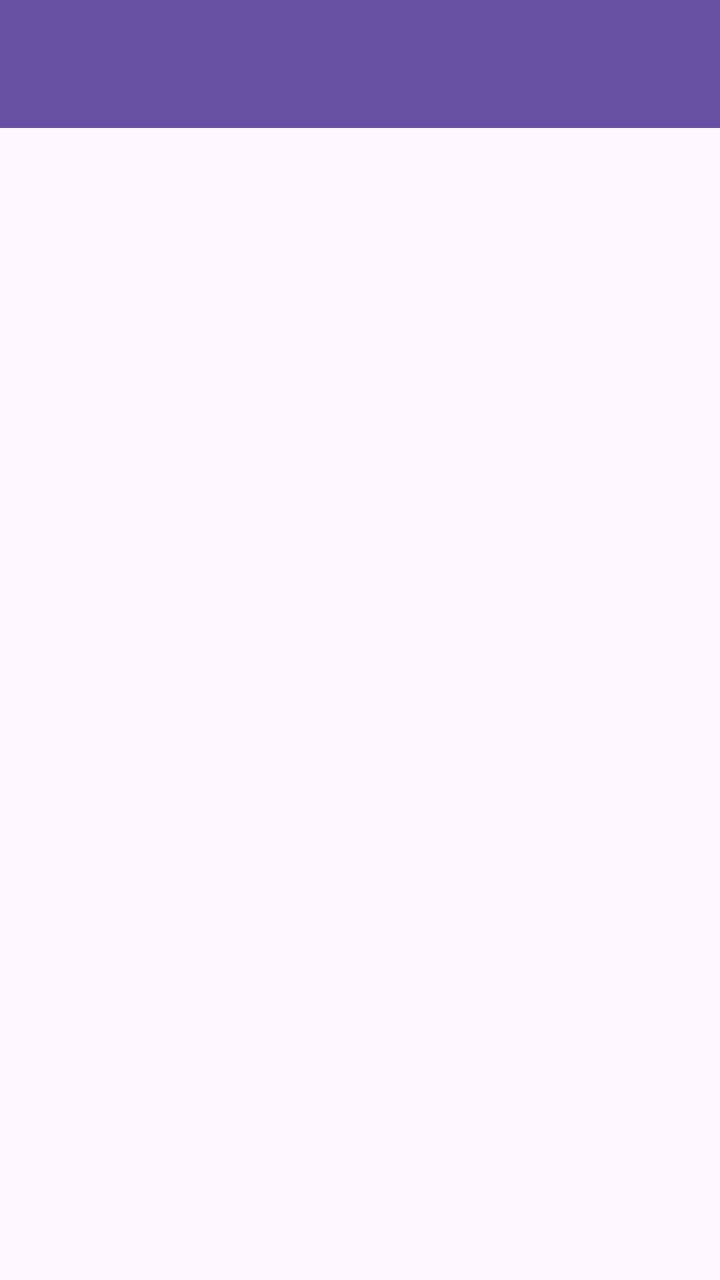
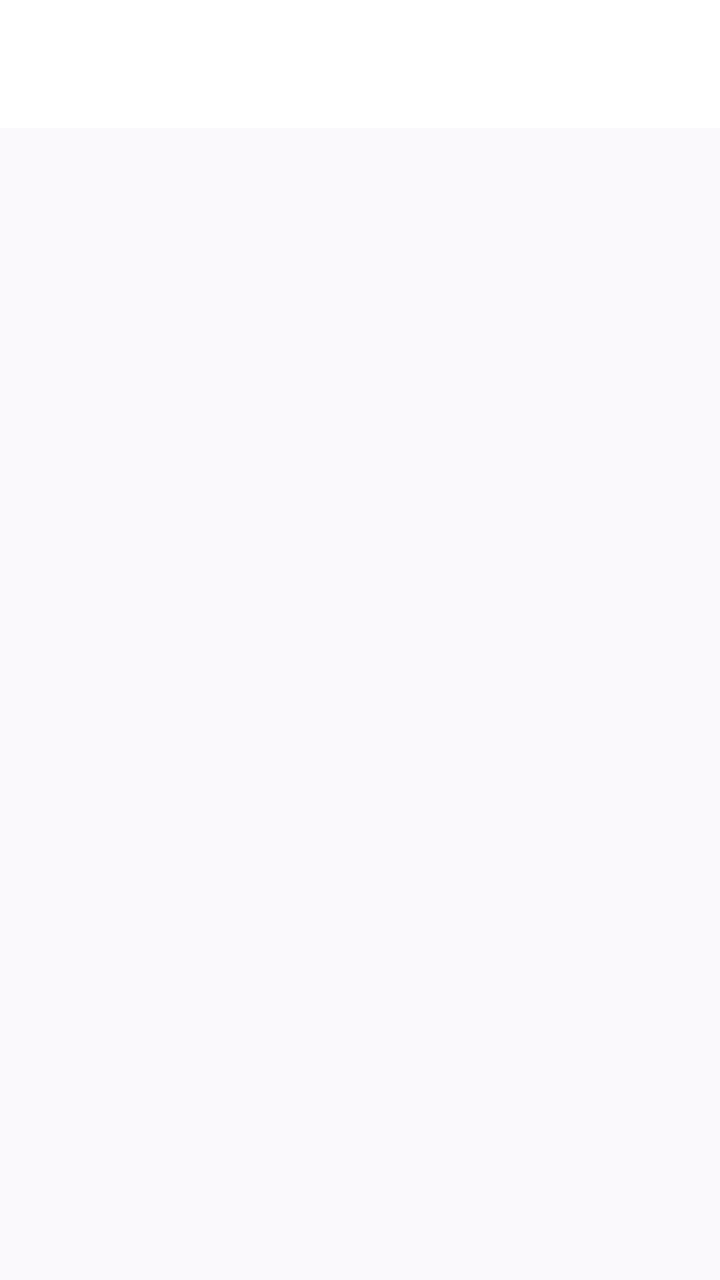

An Android layout rendered at two revisions. The XML below is the earlier revision; the diff shows what the commit changed to produce the second picture.
<!-- AndroidManifest.xml: application theme Theme.BIMTCharity -->
<!-- res/layout/activity_main.xml -->
<?xml version="1.0" encoding="utf-8"?>
<androidx.drawerlayout.widget.DrawerLayout
    xmlns:android="http://schemas.android.com/apk/res/android"
    xmlns:app="http://schemas.android.com/apk/res-auto"
    android:id="@+id/drawerLayout"
    android:layout_width="match_parent"
    android:layout_height="match_parent"
    android:fitsSystemWindows="true">

    <LinearLayout
        android:layout_width="match_parent"
        android:layout_height="match_parent"
        android:orientation="vertical">

        <com.google.android.material.appbar.MaterialToolbar
            android:id="@+id/toolbar"
            android:layout_width="match_parent"
            android:layout_height="?attr/actionBarSize"
            android:background="?attr/colorPrimary"
            android:elevation="4dp"
            android:title="Dashboard"
            android:titleTextColor="@android:color/white"
            app:navigationIconTint="@android:color/white" />

        <FrameLayout
            android:id="@+id/contentFrame"
            android:layout_width="match_parent"
            android:layout_height="0dp"
            android:layout_weight="1" />

    </LinearLayout>

    <com.google.android.material.navigation.NavigationView
        android:id="@+id/navigationView"
        android:layout_width="300dp"
        android:layout_height="match_parent"
        android:layout_gravity="start"
        android:fitsSystemWindows="true"
        app:headerLayout="@layout/nav_header_main"
        app:itemIconTint="@null"
        app:menu="@menu/drawer_menu" />

</androidx.drawerlayout.widget.DrawerLayout>
<!-- res/layout/nav_header_main.xml (included above) -->
<?xml version="1.0" encoding="utf-8"?>
<LinearLayout xmlns:android="http://schemas.android.com/apk/res/android"
    android:layout_width="match_parent"
    android:layout_height="180dp"
    android:background="?attr/colorPrimary"
    android:gravity="bottom"
    android:orientation="vertical"
    android:padding="16dp">

    <TextView
        android:id="@+id/txtAppName"
        android:layout_width="wrap_content"
        android:layout_height="wrap_content"
        android:text="BIMT Charity Foundation"
        android:textColor="@android:color/white"
        android:textSize="20sp"
        android:textStyle="bold" />

    <TextView
        android:id="@+id/txtUserName"
        android:layout_width="wrap_content"
        android:layout_height="wrap_content"
        android:layout_marginTop="12dp"
        android:text="Akram Hossain"
        android:textColor="@android:color/white"
        android:textSize="16sp" />

    <TextView
        android:id="@+id/txtStatus"
        android:layout_width="wrap_content"
        android:layout_height="wrap_content"
        android:text="● Online"
        android:textColor="@android:color/white"
        android:textSize="13sp" />

</LinearLayout>
<!-- resources referenced by this layout -->
<resources>
  <style name="Theme.BIMTCharity" parent="Base.Theme.BIMTCharity" />
  <style name="Base.Theme.BIMTCharity" parent="Theme.Material3.DayNight.NoActionBar">
          
          
      </style>
</resources>

<!-- the commit's change to res/layout/activity_main.xml (unified diff, before → after) -->
@@ -16,7 +16,7 @@
             android:id="@+id/toolbar"
             android:layout_width="match_parent"
             android:layout_height="?attr/actionBarSize"
-            android:background="?attr/colorPrimary"
+            android:background="@android:color/white"
             android:elevation="4dp"
             android:title="Dashboard"
             android:titleTextColor="@android:color/white"
@@ -35,46 +35,86 @@
         android:layout_width="300dp"
         android:layout_height="match_parent"
         android:layout_gravity="start"
+        android:background="@color/white"
         android:fitsSystemWindows="true"
         app:headerLayout="@layout/nav_header_main"
-        app:itemIconTint="@null"
-        app:menu="@menu/drawer_menu" />
+        app:itemIconTint="@color/drawer_item_color"
+        app:itemTextColor="@color/drawer_item_color"
+        app:menu="@menu/drawer_menu"
+        app:itemBackground="@drawable/drawer_item_background"/>
 
 </androidx.drawerlayout.widget.DrawerLayout>
 <!-- res/layout/nav_header_main.xml (included above) -->
 <?xml version="1.0" encoding="utf-8"?>
 <LinearLayout xmlns:android="http://schemas.android.com/apk/res/android"
     android:layout_width="match_parent"
-    android:layout_height="180dp"
-    android:background="?attr/colorPrimary"
-    android:gravity="bottom"
-    android:orientation="vertical"
-    android:padding="16dp">
+    android:layout_height="150dp"
+    android:background="@color/white"
+    android:gravity="center_vertical"
+    android:orientation="horizontal"
+    android:paddingStart="16dp"
+    android:paddingTop="20dp"
+    android:paddingEnd="16dp"
+    android:paddingBottom="16dp">
 
-    <TextView
-        android:id="@+id/txtAppName"
-        android:layout_width="wrap_content"
+    <com.google.android.material.card.MaterialCardView
+        android:layout_width="72dp"
+        android:layout_height="72dp"
+        android:layout_marginEnd="14dp"
+        android:clipToOutline="true"
+        app:cardBackgroundColor="@color/white"
+        app:cardCornerRadius="36dp"
+        app:cardElevation="2dp"
+        app:strokeColor="@color/bimt_green_light"
+        app:strokeWidth="1dp"
+        xmlns:app="http://schemas.android.com/apk/res-auto">
+
+        <ImageView
+            android:id="@+id/imgDrawerLogo"
+            android:layout_width="72dp"
+            android:layout_height="72dp"
+            android:contentDescription="@string/app_name"
+            android:padding="4dp"
+            android:scaleType="centerCrop"
+            android:src="@drawable/ic_bimt_logo" />
+
+    </com.google.android.material.card.MaterialCardView>
+
+    <LinearLayout
+        android:layout_width="0dp"
         android:layout_height="wrap_content"
-        android:text="BIMT Charity Foundation"
-        android:textColor="@android:color/white"
-        android:textSize="20sp"
-        android:textStyle="bold" />
+        android:layout_weight="1"
+        android:orientation="vertical">
 
-    <TextView
-        android:id="@+id/txtUserName"
-        android:layout_width="wrap_content"
-        android:layout_height="wrap_content"
-        android:layout_marginTop="12dp"
-        android:text="Akram Hossain"
-        android:textColor="@android:color/white"
-        android:textSize="16sp" />
+        <TextView
+            android:id="@+id/txtAppName"
+            android:layout_width="wrap_content"
+            android:layout_height="wrap_content"
+            android:maxLines="2"
+            android:text="BIMT Charity Foundation"
+            android:textColor="@color/bimt_green_dark"
+            android:textSize="17sp"
+            android:textStyle="bold" />
 
-    <TextView
-        android:id="@+id/txtStatus"
-        android:layout_width="wrap_content"
-        android:layout_height="wrap_content"
-        android:text="● Online"
-        android:textColor="@android:color/white"
-        android:textSize="13sp" />
+        <TextView
+            android:id="@+id/txtUserName"
+            android:layout_width="wrap_content"
+            android:layout_height="wrap_content"
+            android:layout_marginTop="7dp"
+            android:text="Akram Hossain"
+            android:textColor="?attr/colorOnSurface"
+            android:textSize="14sp"
+            android:textStyle="bold" />
+
+        <TextView
+            android:id="@+id/txtStatus"
+            android:layout_width="wrap_content"
+            android:layout_height="wrap_content"
+            android:layout_marginTop="3dp"
+            android:text="● Online"
+            android:textColor="@color/bimt_green"
+            android:textSize="12sp" />
+
+    </LinearLayout>
 
 </LinearLayout>
<!-- resource entries referenced after the edit -->
@@ -1,9 +1,49 @@
 <!-- resources referenced by this layout -->
 <resources>
-  <style name="Theme.BIMTCharity" parent="Base.Theme.BIMTCharity" />
-  <style name="Base.Theme.BIMTCharity" parent="Theme.Material3.DayNight.NoActionBar">
-          
-          
+  <color name="bimt_green">#086638</color>
+  <color name="bimt_green_dark">#064B2A</color>
+  <color name="bimt_green_light">#E5F3EB</color>
+  <color name="white">#FFFFFFFF</color>
+  <!-- drawable drawer_item_background (drawable) -->
+  <?xml version="1.0" encoding="utf-8"?>
+  <selector xmlns:android="http://schemas.android.com/apk/res/android">
+  
+      <item android:state_checked="true">
+          <shape android:shape="rectangle">
+              <solid android:color="@color/bimt_green_light" />
+              <corners android:radius="28dp" />
+          </shape>
+      </item>
+  
+      <item>
+          <shape android:shape="rectangle">
+              <solid android:color="@android:color/transparent" />
+          </shape>
+      </item>
+  
+  </selector>
+  <!-- drawable ic_bimt_logo: vector/xml drawable (drawable, 2994 chars, omitted) -->
+  <string name="app_name">BIMT Charity</string>
+  <style name="Theme.BIMTCharity" parent="Theme.Material3.DayNight.NoActionBar">
+  
+          <item name="colorPrimary">@color/bimt_green</item>
+          <item name="colorOnPrimary">@color/white</item>
+  
+          <item name="colorPrimaryContainer">@color/bimt_green_light</item>
+          <item name="colorOnPrimaryContainer">@color/bimt_green_dark</item>
+  
+          <item name="colorSecondary">@color/bimt_gold</item>
+          <item name="colorOnSecondary">@color/black</item>
+  
+          <item name="android:windowLightStatusBar">false</item>
+          <item name="android:statusBarColor">@color/bimt_green_dark</item>
+          <item name="android:navigationBarColor">@color/background_light</item>
+  
+          <item name="android:windowBackground">@color/background_light</item>
+  
       </style>
+  <color name="bimt_gold">#C89B2C</color>
+  <color name="black">#FF000000</color>
+  <color name="background_light">#FAF9FC</color>
 </resources>
 
